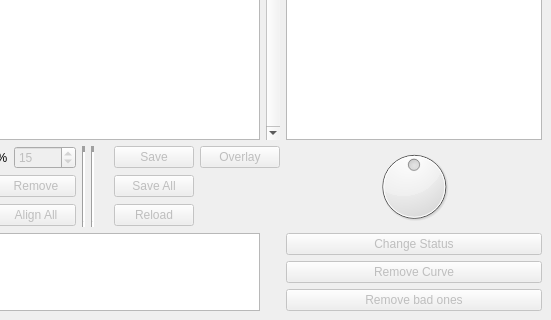
This is qt/qtView.ui in lando1784/SiMPlE as Qt 5 draws it before an edit; both pictures show x 690 to 1241 and y 429 to 749 of the 1241 by 749 pixel window. The edited form follows.
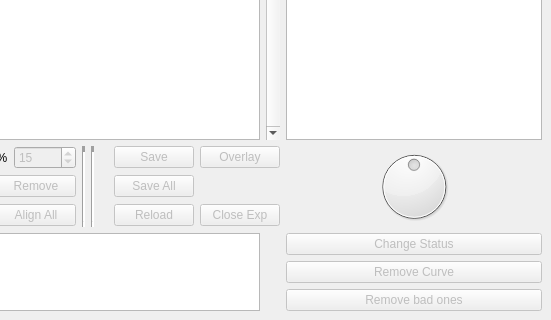
This is the edited form. Icons and pictures are not drawn. Custom widgets are drawn as their Qt base class.

Commit message: e 009 - "Close experiment" feature and "File overwriting" alert added

Patch:
```diff
--- a/qt/qtView.ui
+++ b/qt/qtView.ui
@@ -518,6 +518,16 @@
         </property>
        </widget>
       </item>
+      <item row="2" column="18">
+       <widget class="QPushButton" name="closeExpBtn">
+        <property name="enabled">
+         <bool>false</bool>
+        </property>
+        <property name="text">
+         <string>Close Exp</string>
+        </property>
+       </widget>
+      </item>
      </layout>
     </item>
    </layout>
```
The commit also changes 4 other files.
